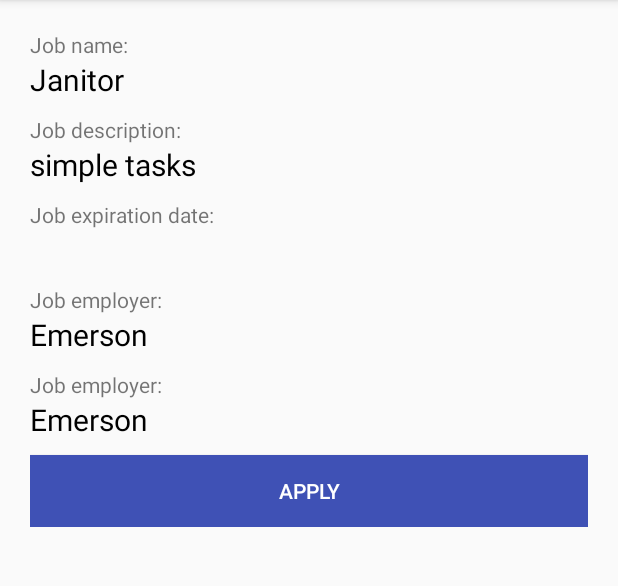
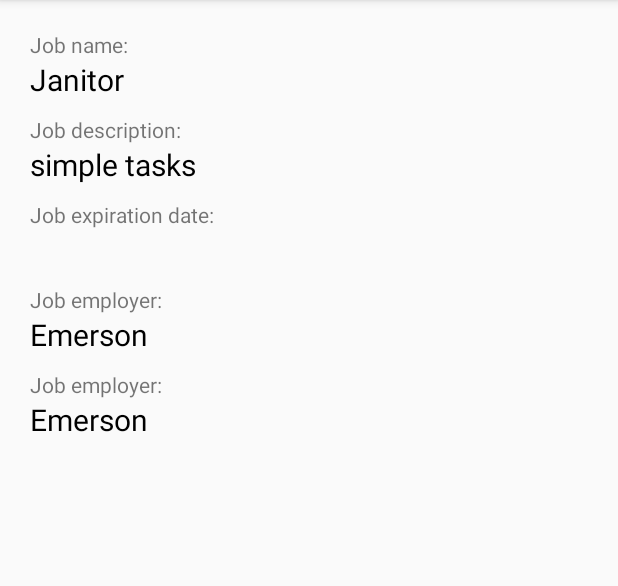
Before and after one commit to maiertudor/mobile-lab, an Android app: the fragment JobDetailsFragment shown on its own in the app's theme, on a phone screen of 412 x 824 dp, the part 84-670 px from its top. Run offline under Robolectric (Android 15) with nearby library versions, the phone set to English and light mode, and no system bars; our stand-ins replace ButterKnife; libraries missing offline, so code that uses them is left out: com.squareup.leakcanary; network calls fail; 4 statements that could not run were skipped.

Commit message:
Disabled applying for clients

```diff
--- a/Halfway/app/src/main/java/com/tm/halfway/jobdetails/JobDetailsFragment.java
+++ b/Halfway/app/src/main/java/com/tm/halfway/jobdetails/JobDetailsFragment.java
@@ -20,6 +20,7 @@ import android.widget.Toast;
 import com.tm.halfway.R;
 import com.tm.halfway.api.ApiHelper;
 import com.tm.halfway.model.Job;
+import com.tm.halfway.utils.SessionUtils;
 
 import java.text.DateFormat;
 import java.text.ParseException;
@@ -104,8 +105,13 @@ public class JobDetailsFragment extends Fragment {
     }
 
     private void updateUIForAppliedStatus() {
-        mApplyBT.setVisibility(currentJob.isApplied() ? View.GONE : View.VISIBLE);
-        mYouAppliedTV.setVisibility(!currentJob.isApplied() ? View.GONE : View.VISIBLE);
+        if (!SessionUtils.isUserClient()) {
+            mApplyBT.setVisibility(currentJob.isApplied() ? View.GONE : View.VISIBLE);
+            mYouAppliedTV.setVisibility(!currentJob.isApplied() ? View.GONE : View.VISIBLE);
+        } else {
+            mApplyBT.setVisibility(View.GONE);
+            mYouAppliedTV.setVisibility(View.GONE);
+        }
     }
 
     private void refreshCurrentJob(TextView editJobName, TextView editJobDate, TextView editJobDescription, TextView editJobEmployer) {
```
